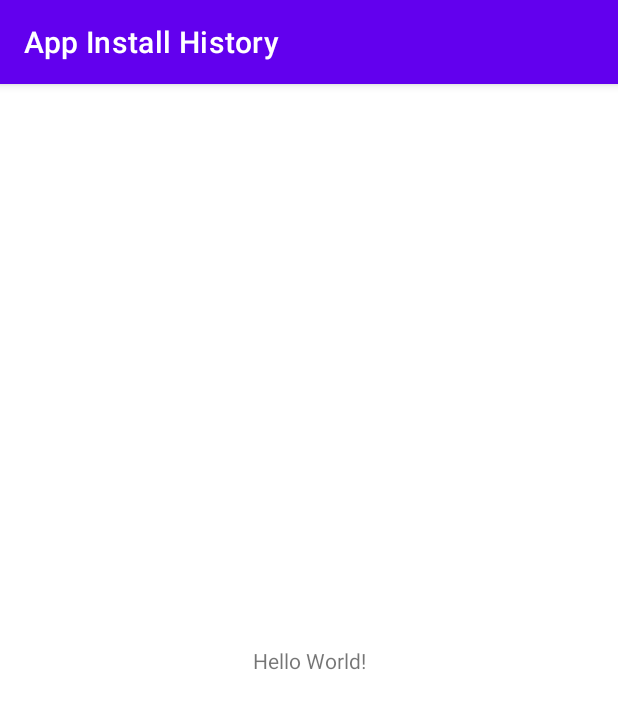
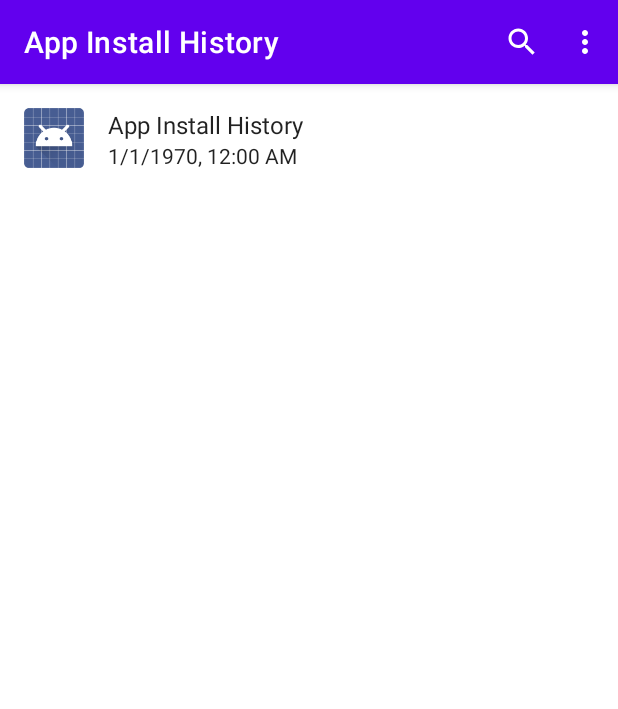
Before and after one commit to asnelling/AppInstallHistory, an Android app: the screen it shows after launch (MainActivity), on a phone screen of 412 x 824 dp. Shown: the top 709 px of the screen. Run offline under Robolectric (Android 15) with nearby library versions, the phone set to English and light mode, and no system bars.

Commit message:
first working implementation

```diff
--- a/app/build.gradle
+++ b/app/build.gradle
@@ -15,6 +15,10 @@ android {
         versionName "1.0"
 
         testInstrumentationRunner "androidx.test.runner.AndroidJUnitRunner"
+
+        vectorDrawables {
+            useSupportLibrary true
+        }
     }
 
     buildTypes {
@@ -39,7 +43,8 @@ dependencies {
     implementation 'androidx.appcompat:appcompat:1.2.0'
     implementation 'com.google.android.material:material:1.2.1'
     implementation 'androidx.constraintlayout:constraintlayout:2.0.4'
-    testImplementation 'junit:junit:4.+'
+    implementation 'androidx.recyclerview:recyclerview:1.1.0'
+    testImplementation 'junit:junit:4.13.1'
     androidTestImplementation 'androidx.test.ext:junit:1.1.2'
     androidTestImplementation 'androidx.test.espresso:espresso-core:3.3.0'
 }
--- a/app/src/main/AndroidManifest.xml
+++ b/app/src/main/AndroidManifest.xml
@@ -1,9 +1,13 @@
 <?xml version="1.0" encoding="utf-8"?>
 <manifest xmlns:android="http://schemas.android.com/apk/res/android"
+    xmlns:tools="http://schemas.android.com/tools"
     package="io.asnell.appinstallhistory">
 
+    <uses-permission android:name="android.permission.QUERY_ALL_PACKAGES"
+        tools:ignore="QueryAllPackagesPermission" />
+
     <application
-        android:allowBackup="true"
+        android:allowBackup="false"
         android:icon="@mipmap/ic_launcher"
         android:label="@string/app_name"
         android:roundIcon="@mipmap/ic_launcher_round"
--- a/app/src/main/java/io/asnell/appinstallhistory/MainActivity.kt
+++ b/app/src/main/java/io/asnell/appinstallhistory/MainActivity.kt
@@ -1,11 +1,110 @@
 package io.asnell.appinstallhistory
 
+import android.content.Intent
+import android.content.pm.PackageManager.MATCH_DEFAULT_ONLY
+import android.graphics.drawable.Drawable
+import android.net.Uri
 import androidx.appcompat.app.AppCompatActivity
 import android.os.Bundle
+import android.provider.Settings.ACTION_APPLICATION_DETAILS_SETTINGS
+import android.util.Log
+import android.view.Menu
+import android.view.MenuItem
+import android.view.View
+import android.widget.Toast
+import androidx.appcompat.widget.SearchView
+import androidx.recyclerview.widget.LinearLayoutManager
+import androidx.recyclerview.widget.RecyclerView
 
 class MainActivity : AppCompatActivity() {
+
+    private lateinit var listAdapter: PackageListAdapter
+
     override fun onCreate(savedInstanceState: Bundle?) {
         super.onCreate(savedInstanceState)
         setContentView(R.layout.activity_main)
+
+        val packages: MutableList<Package> = mutableListOf()
+        for (p in packageManager.getInstalledPackages(0)) {
+            var label = p.packageName
+            var icon: Drawable? = null
+            if (p.applicationInfo != null) {
+                label = packageManager.getApplicationLabel(p.applicationInfo)
+                    .toString()
+                icon = packageManager.getApplicationIcon(p.applicationInfo)
+            }
+            packages.add(Package(label, p.packageName, p.lastUpdateTime, icon))
+        }
+
+        packages.sortByDescending { it.lastUpdated }
+
+        val clickListener = View.OnClickListener { view ->
+            val item = view.tag as Package
+            val uri = Uri.Builder()
+                .scheme("package")
+                .opaquePart(item.name)
+                .build()
+            val intent = Intent(ACTION_APPLICATION_DETAILS_SETTINGS, uri)
+            val activities = packageManager
+                .queryIntentActivities(intent, MATCH_DEFAULT_ONLY)
+            val isIntentSafe = activities.isNotEmpty()
+            if (isIntentSafe) {
+                startActivity(intent)
+            } else {
+                Log.w(TAG, "No details activity for package: ${item.name}")
+                Toast.makeText(
+                    this,
+                    R.string.unable_open_details,
+                    Toast.LENGTH_LONG
+                ).show()
+            }
+        }
+        listAdapter = PackageListAdapter(packages, clickListener)
+
+        findViewById<RecyclerView>(R.id.packageList).apply {
+            adapter = listAdapter
+            layoutManager = LinearLayoutManager(this@MainActivity)
+            setHasFixedSize(true)
+        }
+    }
+
+    override fun onCreateOptionsMenu(menu: Menu): Boolean {
+        super.onCreateOptionsMenu(menu)
+        menuInflater.inflate(R.menu.app_bar, menu)
+
+        val searchView =
+            menu.findItem(R.id.action_search).actionView as SearchView
+        searchView.setOnQueryTextListener(object :
+            SearchView.OnQueryTextListener {
+            override fun onQueryTextSubmit(query: String?): Boolean {
+                listAdapter.search(query!!)
+                return true
+            }
+
+            override fun onQueryTextChange(newText: String?): Boolean {
+                listAdapter.search(newText!!)
+                return true
+            }
+        })
+
+        return true
+    }
+
+    override fun onOptionsItemSelected(item: MenuItem) = when (item.itemId) {
+        R.id.action_sort_name -> {
+            listAdapter.sortBy(SortBy.NAME)
+            true
+        }
+        R.id.action_sort_last_updated -> {
+            listAdapter.sortBy(SortBy.LAST_UPDATE)
+            true
+        }
+        else -> {
+            super.onOptionsItemSelected(item)
+        }
+    }
+
+    companion object {
+        private const val TAG = "MainActivity"
     }
 }
--- /dev/null
+++ b/app/src/main/java/io/asnell/appinstallhistory/Package.kt
@@ -0,0 +1,5 @@
+package io.asnell.appinstallhistory
+
+import android.graphics.drawable.Drawable
+
+data class Package(val label: String, val name: String, val lastUpdated: Long, val icon: Drawable?)
--- /dev/null
+++ b/app/src/main/java/io/asnell/appinstallhistory/PackageListAdapter.kt
@@ -0,0 +1,76 @@
+package io.asnell.appinstallhistory
+
+import android.text.format.DateUtils
+import android.view.LayoutInflater
+import android.view.View
+import android.view.ViewGroup
+import androidx.recyclerview.widget.RecyclerView
+
+enum class SortBy {
+    NAME, LAST_UPDATE
+}
+
+class PackageListAdapter(
+    private var packages: List<Package>,
+    private val onClickListener: View.OnClickListener
+) : RecyclerView.Adapter<PackageListViewHolder>() {
+
+    private var listedPackages = packages
+    private var searchQuery = ""
+    private var orderBy = SortBy.LAST_UPDATE
+
+    override fun onCreateViewHolder(
+        parent: ViewGroup,
+        viewType: Int
+    ): PackageListViewHolder {
+        val view = LayoutInflater.from(parent.context)
+            .inflate(R.layout.item_package, parent, false)
+        return PackageListViewHolder(view)
+    }
+
+    override fun onBindViewHolder(
+        holder: PackageListViewHolder,
+        position: Int
+    ) {
+        val item = listedPackages[position]
+        holder.labelView.text = item.label
+        holder.iconView.setImageDrawable(item.icon)
+        holder.updatedView.text = DateUtils.formatDateTime(
+            holder.itemView.context,
+            item.lastUpdated,
+            DateUtils.FORMAT_SHOW_TIME
+                    or DateUtils.FORMAT_SHOW_DATE
+                    or DateUtils.FORMAT_NUMERIC_DATE
+        )
+
+        with(holder.itemView) {
+            tag = item
+            setOnClickListener(onClickListener)
+        }
+    }
+
+    override fun getItemCount(): Int = listedPackages.size
+
+    private fun refresh() {
+        listedPackages = packages.filter { p ->
+            p.label.contains(searchQuery, true)
+        }
+        listedPackages = when (orderBy) {
+            SortBy.NAME -> listedPackages.sortedBy { it.label }
+            SortBy.LAST_UPDATE -> listedPackages.sortedByDescending {
+                it.lastUpdated
+            }
+        }
+        notifyDataSetChanged()
+    }
+
+    fun sortBy(order: SortBy) {
+        orderBy = order
+        refresh()
+    }
+
+    fun search(query: String) {
+        searchQuery = query
+        refresh()
+    }
+}
--- /dev/null
+++ b/app/src/main/java/io/asnell/appinstallhistory/PackageListViewHolder.kt
@@ -0,0 +1,12 @@
+package io.asnell.appinstallhistory
+
+import android.view.View
+import android.widget.ImageView
+import android.widget.TextView
+import androidx.recyclerview.widget.RecyclerView
+
+class PackageListViewHolder(view: View) : RecyclerView.ViewHolder(view) {
+    val labelView: TextView = view.findViewById(R.id.labelView)
+    val updatedView: TextView = view.findViewById(R.id.updatedView)
+    val iconView: ImageView = view.findViewById(R.id.iconView)
+}
--- /dev/null
+++ b/app/src/main/res/drawable/ic_search.xml
@@ -0,0 +1,10 @@
+<vector xmlns:android="http://schemas.android.com/apk/res/android"
+    android:width="24dp"
+    android:height="24dp"
+    android:viewportWidth="24"
+    android:viewportHeight="24"
+    android:tint="?attr/colorControlNormal">
+  <path
+      android:fillColor="@android:color/white"
+      android:pathData="M15.5,14h-0.79l-0.28,-0.27C15.41,12.59 16,11.11 16,9.5 16,5.91 13.09,3 9.5,3S3,5.91 3,9.5 5.91,16 9.5,16c1.61,0 3.09,-0.59 4.23,-1.57l0.27,0.28v0.79l5,4.99L20.49,19l-4.99,-5zM9.5,14C7.01,14 5,11.99 5,9.5S7.01,5 9.5,5 14,7.01 14,9.5 11.99,14 9.5,14z"/>
+</vector>
--- a/app/src/main/res/layout/activity_main.xml
+++ b/app/src/main/res/layout/activity_main.xml
@@ -1,18 +1,13 @@
 <?xml version="1.0" encoding="utf-8"?>
 <androidx.constraintlayout.widget.ConstraintLayout xmlns:android="http://schemas.android.com/apk/res/android"
-    xmlns:app="http://schemas.android.com/apk/res-auto"
     xmlns:tools="http://schemas.android.com/tools"
     android:layout_width="match_parent"
     android:layout_height="match_parent"
     tools:context=".MainActivity">
 
-    <TextView
-        android:layout_width="wrap_content"
-        android:layout_height="wrap_content"
-        android:text="Hello World!"
-        app:layout_constraintBottom_toBottomOf="parent"
-        app:layout_constraintLeft_toLeftOf="parent"
-        app:layout_constraintRight_toRightOf="parent"
-        app:layout_constraintTop_toTopOf="parent" />
-
+    <androidx.recyclerview.widget.RecyclerView
+        android:id="@+id/packageList"
+        android:layout_width="match_parent"
+        android:layout_height="match_parent"
+        android:scrollbars="vertical" />
 </androidx.constraintlayout.widget.ConstraintLayout>
--- /dev/null
+++ b/app/src/main/res/layout/item_package.xml
@@ -0,0 +1,41 @@
+<?xml version="1.0" encoding="utf-8"?>
+<LinearLayout xmlns:android="http://schemas.android.com/apk/res/android"
+    xmlns:app="http://schemas.android.com/apk/res-auto"
+    xmlns:tools="http://schemas.android.com/tools"
+    android:layout_width="match_parent"
+    android:layout_height="wrap_content"
+    android:orientation="horizontal"
+    android:padding="16dp">
+
+    <ImageView
+        android:id="@+id/iconView"
+        android:layout_width="40dp"
+        android:layout_height="40dp"
+        android:layout_marginEnd="16dp"
+        android:layout_marginRight="16dp"
+        android:scaleType="centerInside"
+        android:importantForAccessibility="no"
+        app:srcCompat="@drawable/ic_launcher_background" />
+
+    <LinearLayout
+        android:layout_width="0dp"
+        android:layout_height="wrap_content"
+        android:layout_weight="1"
+        android:orientation="vertical">
+
+        <TextView
+            android:id="@+id/labelView"
+            android:layout_width="match_parent"
+            android:layout_height="wrap_content"
+            android:textAppearance="?attr/textAppearanceListItem"
+            tools:text="App Label" />
+
+        <TextView
+            android:id="@+id/updatedView"
+            android:layout_width="match_parent"
+            android:layout_height="wrap_content"
+            android:textAppearance="?attr/textAppearanceListItemSecondary"
+            tools:text="1/13/21 4:25 PM" />
+    </LinearLayout>
+
+</LinearLayout>
--- /dev/null
+++ b/app/src/main/res/menu/app_bar.xml
@@ -0,0 +1,21 @@
+<?xml version="1.0" encoding="utf-8"?>
+<menu xmlns:app="http://schemas.android.com/apk/res-auto"
+    xmlns:android="http://schemas.android.com/apk/res/android">
+
+    <item
+        android:id="@+id/action_search"
+        android:title="@string/search"
+        android:icon="@drawable/ic_search"
+        app:showAsAction="ifRoom|collapseActionView"
+        app:actionViewClass="androidx.appcompat.widget.SearchView" />
+
+    <item
+        android:id="@+id/action_sort_name"
+        android:title="@string/sort_by_name"
+        app:showAsAction="never" />
+
+    <item
+        android:id="@+id/action_sort_last_updated"
+        android:title="@string/sort_by_last_update"
+        app:showAsAction="never" />
+</menu>
--- a/app/src/main/res/values/strings.xml
+++ b/app/src/main/res/values/strings.xml
@@ -1,3 +1,7 @@
 <resources>
     <string name="app_name">App Install History</string>
+    <string name="sort_by_name">Sort by name</string>
+    <string name="sort_by_last_update">Sort by last update</string>
+    <string name="search">Search</string>
+    <string name="unable_open_details">Unable to open details for this app</string>
 </resources>
```
